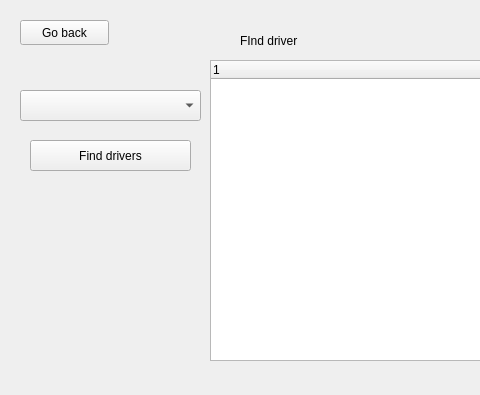
First picture: the form in sdi_app/gui/menu_company.ui, repository FratiaXd/SDI, before the edit; both pictures show x 0 to 480 and y 0 to 395 of the 594 by 489 pixel window.
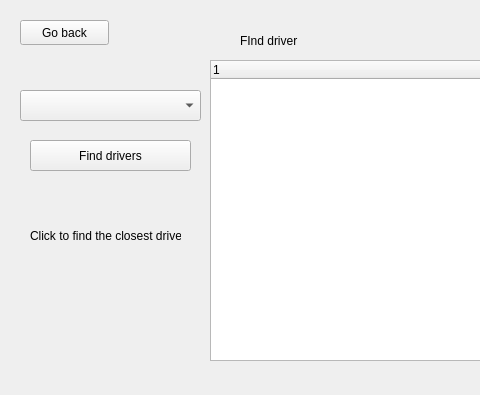
Second picture: the form after the edit. The open tabs and pages were chosen to show the change.

The edit to the form file:
```diff
--- a/sdi_app/gui/menu_company.ui
+++ b/sdi_app/gui/menu_company.ui
@@ -265,6 +265,19 @@
       <string>Send a request</string>
      </property>
     </widget>
+    <widget class="QLabel" name="label_8">
+     <property name="geometry">
+      <rect>
+       <x>30</x>
+       <y>190</y>
+       <width>151</width>
+       <height>91</height>
+      </rect>
+     </property>
+     <property name="text">
+      <string>Click to find the closest driver</string>
+     </property>
+    </widget>
    </widget>
    <widget class="QWidget" name="page_4">
     <widget class="QLabel" name="label_4">
```
